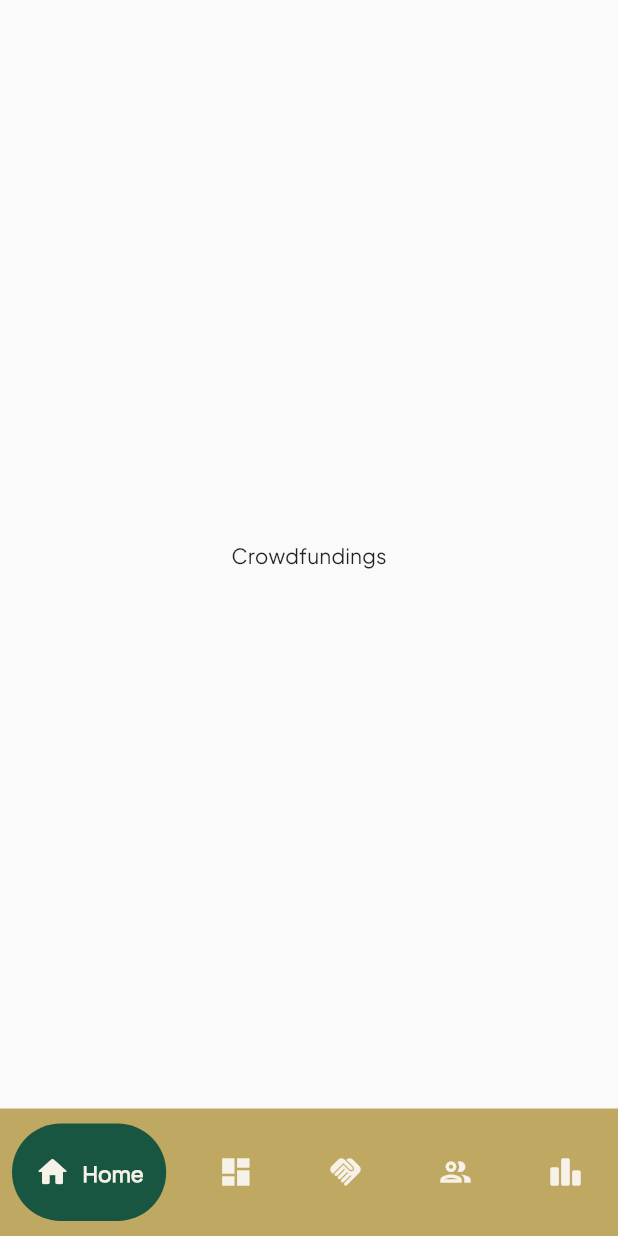
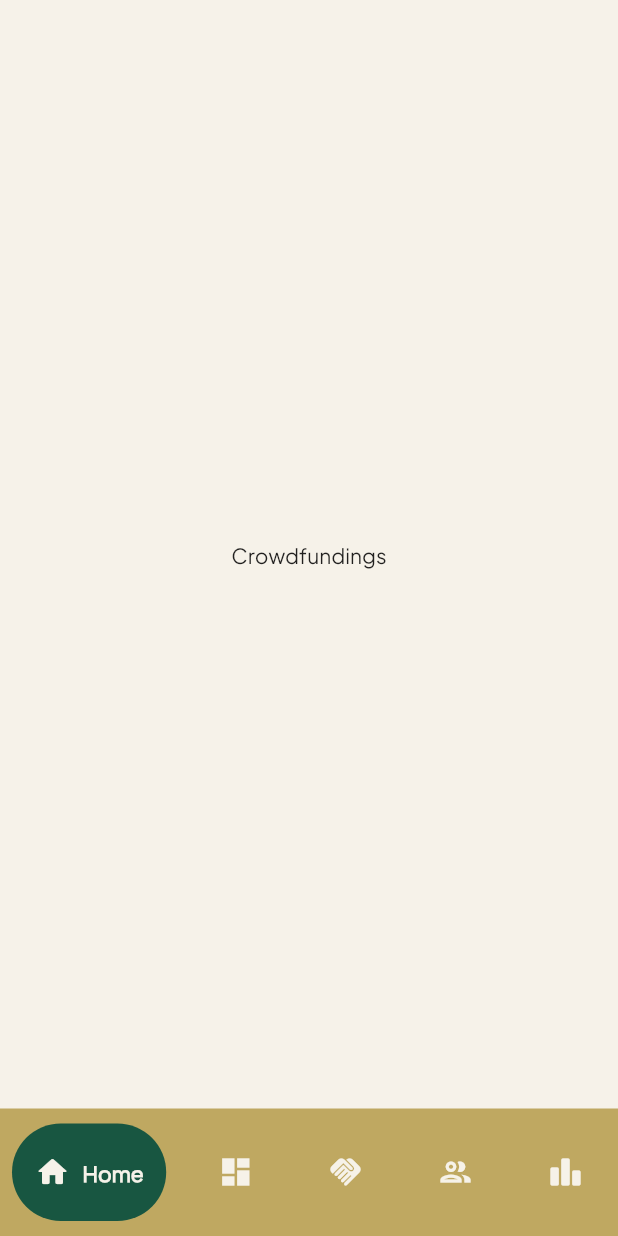
Before and after one commit to D10-PBP/Proyek-Akhir-Semester, a Flutter app: the screen it shows after launch, on a phone screen of 412 x 824 dp. Run offline on Flutter 3.47's test engine with Material 2 defaults, Android fonts, the light colour scheme and no system bars; drawn by our look-alikes of google_nav_bar.

Commit message:
Add stylings

```diff
--- a/lib/main.dart
+++ b/lib/main.dart
@@ -1,4 +1,5 @@
 import 'package:flutter/material.dart';
+import 'package:flutter/services.dart';
 import 'package:google_nav_bar/google_nav_bar.dart';
 import 'package:sayang_dibuang_mobile/barang_bekas/pages/beranda.dart';
 import 'package:sayang_dibuang_mobile/crowdfunding/pages/crowdfundings.dart';
@@ -43,9 +44,21 @@
       CrowdfundingsPage(),
       CrowdfundingsPage(), // nanti diganti sama Leaderboard
     ];
-    return SafeArea(
+
+    return AnnotatedRegion<SystemUiOverlayStyle>(
+      value: const SystemUiOverlayStyle(
+          statusBarColor: Colors.transparent,
+          systemNavigationBarColor: Colors.transparent,
+          statusBarIconBrightness: Brightness.dark,
+          statusBarBrightness: Brightness.dark),
       child: Scaffold(
+          // background color
+          backgroundColor: ThemeColor.sand,
+
+          // the screen
           body: pages[currentIndex],
+
+          // the bottom navbar
           bottomNavigationBar: Container(
             color: ThemeColor.gold,
             child: Padding(
--- a/pubspec.yaml
+++ b/pubspec.yaml
@@ -63,6 +63,9 @@
     - family: PlusJakarta
       fonts:
         - asset: fonts/PlusJakartaSans-Regular.otf
+    - family: Verona
+      fonts:
+        - asset: fonts/Verona-Serial-Regular.ttf
 
   # To add assets to your application, add an assets section, like this:
   # assets:
```
Also changed, not shown: fonts/Verona-Serial-Regular.ttf (added).
